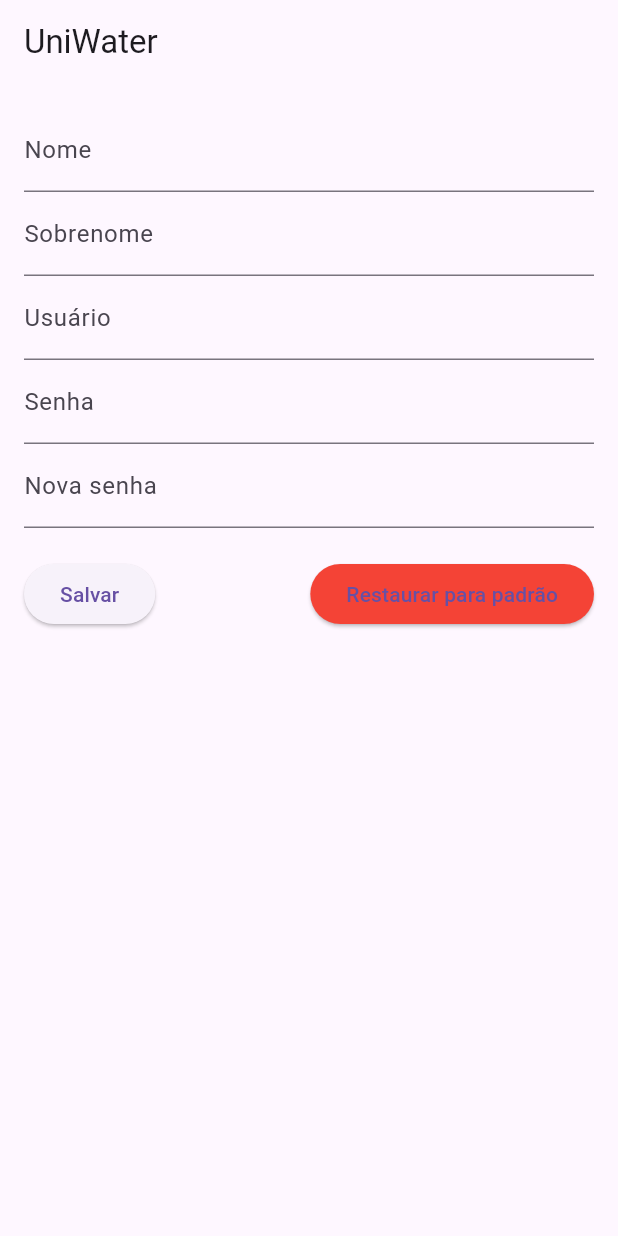
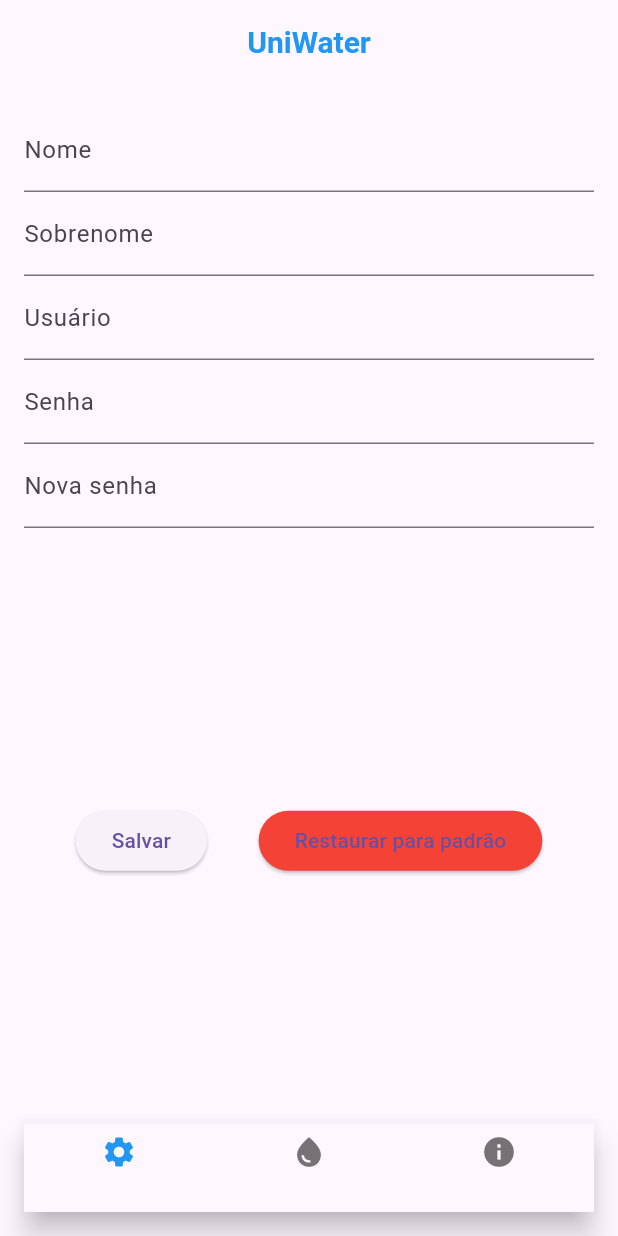
Before and after one commit to gbrribeiro/uniwater_client, a Flutter app: the UserForm screen opened directly, on a phone screen of 412 x 824 dp. Run offline on Flutter 3.47's test engine with Material 3 defaults, Android fonts, the phone set to English and light mode, and no system bars; our stand-ins replace font_awesome_flutter.

Commit message:
deixar quase funcional

```diff
--- a/lib/edit_user.dart
+++ b/lib/edit_user.dart
@@ -1,4 +1,5 @@
 import 'package:flutter/material.dart';
+import 'main.dart';
 
 void main() => runApp(edit_user());
 
@@ -50,7 +51,15 @@ class _UserFormState extends State<UserForm> {
   Widget build(BuildContext context) {
     return Scaffold(
       appBar: AppBar(
-        title: Text('UniWater'),
+        title: Text(
+          'UniWater',
+          style: TextStyle(
+            color: Colors.blue,
+            fontWeight: FontWeight.bold,
+            fontSize: 20,
+          ),
+        ),
+        centerTitle: true,
       ),
       body: Padding(
         padding: const EdgeInsets.all(16.0),
@@ -112,8 +121,9 @@ class _UserFormState extends State<UserForm> {
                 },
               ),
               SizedBox(height: 20),
+              Spacer(),
               Row(
-                mainAxisAlignment: MainAxisAlignment.spaceBetween,
+                mainAxisAlignment: MainAxisAlignment.spaceEvenly,
                 children: [
                   ElevatedButton(
                     onPressed: _saveForm,
@@ -128,6 +138,39 @@ class _UserFormState extends State<UserForm> {
                   )
                 ],
               ),
+              Spacer(),
+              BottomNavigationBar(
+                items: [
+                  BottomNavigationBarItem(
+                    icon: Icon(Icons.settings),
+                    label: '',
+                  ),
+                  BottomNavigationBarItem(
+                    icon: Icon(Icons.water_drop),
+                    label: '',
+                  ),
+                  BottomNavigationBarItem(
+                    icon: Icon(Icons.info),
+                    label: '',
+                  ),
+                ],
+                currentIndex: 0, // Define qual item será o selecionado por padrão
+                selectedItemColor: Colors.blue,
+                onTap: (index) {
+                  if (index == 0) { // Se o ícone de configurações for pressionado
+                    Navigator.push(
+                      context,
+                      MaterialPageRoute(builder: (context) => edit_user()), // Navegar para a tela de edição de usuário
+                    );
+                  } else if (index == 1) { // Manter a navegação para a tela principal
+                    Navigator.push(
+                      context,
+                      MaterialPageRoute(builder: (context) => principal()),
+                    );
+                  }
+                  // Pode-se adicionar uma lógica para o terceiro ícone, se necessário
+                },
+              ),
             ],
           ),
         ),
```
Also changed, not shown: lib/login.dart (+5 -2 lines), lib/main.dart (+10 -4 lines), lib/methods.dart (added, +13 -0 lines), lib/login_method.dart (deleted).
